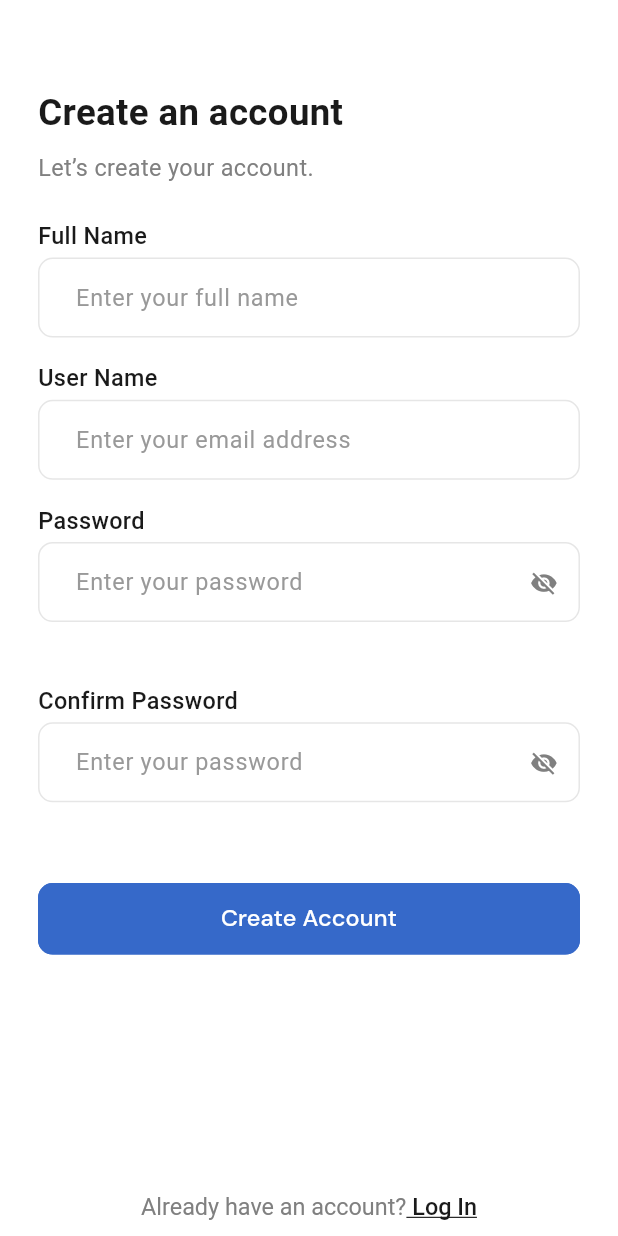
After one commit to Elhaw2003/e-commerce-app, a Flutter app: the RegisterScreen screen opened by its route, on a phone screen of 412 x 824 dp. The commit adds this screen. Run offline on Flutter 3.47's test engine with Material 3 defaults, Android fonts, the phone set to English and light mode, and no system bars; our stand-ins replace flutter_screenutil, go_router, google_fonts.

Commit message:
register screen  as design finish

```diff
--- a/lib/core/routing/app_routes.dart
+++ b/lib/core/routing/app_routes.dart
@@ -1,3 +1,4 @@
 class AppRoutes{
   static const String loginScreen = "/loginScreen";
+  static const String registerScreen = "/registerScreen";
 }
--- a/lib/core/routing/router_generation_config.dart
+++ b/lib/core/routing/router_generation_config.dart
@@ -1,5 +1,6 @@
 import 'package:e_commerce_app/core/routing/app_routes.dart';
 import 'package:e_commerce_app/features/auth/login/presentation/view/login_screen.dart';
+import 'package:e_commerce_app/features/auth/register/presentation/view/register_screen.dart';
 import 'package:go_router/go_router.dart';
 
 class RouterGenerationConfig{
@@ -11,6 +12,11 @@ class RouterGenerationConfig{
             name: AppRoutes.loginScreen,
             builder: (context, state) => const LoginScreen(),
         ),
+        GoRoute(
+            path: AppRoutes.registerScreen,
+            name: AppRoutes.registerScreen,
+            builder: (context, state) => const RegisterScreen(),
+        ),
       ]
   );
 }
--- a/lib/core/utilities/app_texts.dart
+++ b/lib/core/utilities/app_texts.dart
@@ -7,5 +7,13 @@ class AppTexts{
   static const String dontHaveAnAccount = "Don’t have an account?";
   static const String  join = " Join";
   static const String  enterYourPassword = "Enter your password";
+  static const String  fullName = "Full Name";
+  static const String  enterYourFullName = "Enter your full name";
+  static const String  confirmPassword = "Confirm Password";
+  static const String  createAccount = "Create Account";
+  static const String  createAnAccount = "Create an account";
+  static const String  letsCreateYourAccount = "Let’s create your account.";
+  static const String  logIn = " Log In";
+  static const String  alreadyHaveAnAccount = "Already have an account?";
   static const String  password = "Password";
 }
--- a/lib/core/widgets/custom_text_field_widget.dart
+++ b/lib/core/widgets/custom_text_field_widget.dart
@@ -22,7 +22,6 @@ class CustomTextFieldWidget extends StatelessWidget {
       obscureText: obscureText?? false,
       cursorColor: AppColors.primaryColor,
       decoration: InputDecoration(
-        isDense: true,
         contentPadding: EdgeInsets.symmetric(horizontal: 20.w,vertical: 15.h),
         hintText: hintText,
         hintStyle: GoogleFonts.readexPro(
--- a/lib/features/auth/login/presentation/view/login_screen.dart
+++ b/lib/features/auth/login/presentation/view/login_screen.dart
@@ -1,5 +1,7 @@
 import 'package:e_commerce_app/features/auth/login/presentation/view/widgets/login_body.dart';
 import 'package:flutter/material.dart';
+
+import '../../../../../core/utilities/app_colors.dart';
 
 class LoginScreen extends StatelessWidget {
   const LoginScreen({super.key});
@@ -7,6 +9,7 @@ class LoginScreen extends StatelessWidget {
   @override
   Widget build(BuildContext context) {
     return const Scaffold(
+      backgroundColor: AppColors.whiteColor,
       body: LoginBody(),
     );
   }
--- a/lib/features/auth/login/presentation/view/widgets/login_body.dart
+++ b/lib/features/auth/login/presentation/view/widgets/login_body.dart
@@ -9,14 +9,15 @@ import 'package:e_commerce_app/features/auth/widgets/rich_text_widget.dart';
 import 'package:e_commerce_app/features/auth/widgets/title_and_text_field_widget.dart';
 import 'package:flutter/material.dart';
 import 'package:flutter_screenutil/flutter_screenutil.dart';
-import 'package:google_fonts/google_fonts.dart';
+import 'package:go_router/go_router.dart';
 
+import '../../../../../../core/routing/app_routes.dart';
 class LoginBody extends StatefulWidget {
   const LoginBody({super.key});
   @override
   State<LoginBody> createState() => _LoginBodyState();
 }
-bool obscureText = false;
+bool obscureText = true;
 
 class _LoginBodyState extends State<LoginBody> {
   TextEditingController emailController = TextEditingController();
@@ -84,7 +85,15 @@ class _LoginBodyState extends State<LoginBody> {
               height: 50.h
           ),
           const Spacer(),
-          const Center(child: RichTextWidget(firstText: AppTexts.dontHaveAnAccount, secondText: AppTexts.join)),
+           Center(
+             child: RichTextWidget(
+              firstText: AppTexts.dontHaveAnAccount,
+              secondText: AppTexts.join,
+               onTap: (){
+                 GoRouter.of(context).pushNamed(AppRoutes.registerScreen);
+               },
+          ),
+          ),
           const HeightSpacing(height: 10)
         ],
       ),
--- /dev/null
+++ b/lib/features/auth/register/presentation/view/register_screen.dart
@@ -0,0 +1,16 @@
+import 'package:e_commerce_app/features/auth/register/presentation/view/widgets/register_body.dart';
+import 'package:flutter/material.dart';
+
+import '../../../../../core/utilities/app_colors.dart';
+
+class RegisterScreen extends StatelessWidget {
+  const RegisterScreen({super.key});
+
+  @override
+  Widget build(BuildContext context) {
+    return  const Scaffold(
+      backgroundColor: AppColors.whiteColor,
+      body: RegisterBody(),
+    );
+  }
+}
--- /dev/null
+++ b/lib/features/auth/register/presentation/view/widgets/collection_text_field_widget.dart
@@ -0,0 +1,103 @@
+import 'package:flutter/material.dart';
+import 'package:flutter_screenutil/flutter_screenutil.dart';
+
+import '../../../../../../core/text_field_validators.dart';
+import '../../../../../../core/utilities/app_colors.dart';
+import '../../../../../../core/utilities/app_texts.dart';
+import '../../../../../../core/widgets/custom_text_field_widget.dart';
+import '../../../../../../core/widgets/spacing_widget.dart';
+import '../../../../widgets/title_and_text_field_widget.dart';
+
+class CollectionTextFieldWidget extends StatelessWidget {
+  const CollectionTextFieldWidget({super.key, required this.fullNameController, required this.emailController, required this.passwordController, required this.confirmPasswordController, this.onPressedPassword, required this.obscurePassword, required this.obscureConfirmPassword, this.onPressedConfirmPassword});
+  final TextEditingController fullNameController;
+  final TextEditingController emailController;
+  final TextEditingController passwordController;
+  final TextEditingController confirmPasswordController;
+  final  void Function()? onPressedPassword;
+  final  void Function()? onPressedConfirmPassword;
+  final bool obscurePassword;
+  final bool obscureConfirmPassword;
+  @override
+  Widget build(BuildContext context) {
+    return Column(
+      children: [
+        TitleAndTextFieldWidget(
+          title: AppTexts.fullName,
+          customTextFieldWidget: CustomTextFieldWidget(
+            keyboardType: TextInputType.text,
+            hintText: AppTexts.enterYourFullName,
+            controller: fullNameController,
+            validator: (value) {
+              return MyValidators.displayNameValidator(value);
+            },
+          ),
+        ),
+        const HeightSpacing(height: 16),
+        TitleAndTextFieldWidget(
+          title: AppTexts.userName,
+          customTextFieldWidget: CustomTextFieldWidget(
+            keyboardType: TextInputType.text,
+            hintText: AppTexts.enterYourEmailAddress,
+            controller: emailController,
+            validator: (value) {
+              return MyValidators.emailValidator(value);
+            },
+          ),
+        ),
+        const HeightSpacing(height: 16),
+        TitleAndTextFieldWidget(
+          title: AppTexts.password,
+          customTextFieldWidget: CustomTextFieldWidget(
+            obscureText: obscurePassword,
+            suffixIcon: IconButton(
+                onPressed: onPressedPassword,
+                icon: obscurePassword
+                    ? Icon(
+                  Icons.visibility_off,
+                  size: 19.sp,
+                  color: AppColors.greyColor,
+                )
+                    : Icon(
+                  Icons.visibility,
+                  size: 19.sp,
+                  color: AppColors.primaryColor,
+                )),
+            keyboardType: TextInputType.text,
+            hintText: AppTexts.enterYourPassword,
+            controller: passwordController,
+            validator: (value) {
+              return MyValidators.passwordValidator(value);
+            },
+          ),
+        ),
+        const HeightSpacing(height: 42),
+        TitleAndTextFieldWidget(
+          title: AppTexts.confirmPassword,
+          customTextFieldWidget: CustomTextFieldWidget(
+            obscureText: obscureConfirmPassword,
+            suffixIcon: IconButton(
+                onPressed: onPressedConfirmPassword,
+                icon: obscureConfirmPassword
+                    ? Icon(
+                  Icons.visibility_off,
+                  size: 19.sp,
+                  color: AppColors.greyColor,
+                )
+                    : Icon(
+                  Icons.visibility,
+                  size: 19.sp,
+                  color: AppColors.primaryColor,
+                )),
+            keyboardType: TextInputType.text,
+            hintText: AppTexts.enterYourPassword,
+            controller: confirmPasswordController,
+            validator: (value) {
+              return MyValidators.repeatPasswordValidator(password: passwordController.text, value: value);
+            },
+          ),
+        ),
+      ]
+    );
+  }
+}
--- /dev/null
+++ b/lib/features/auth/register/presentation/view/widgets/register_body.dart
@@ -0,0 +1,100 @@
+import 'package:e_commerce_app/core/text_field_validators.dart';
+import 'package:e_commerce_app/core/utilities/app_colors.dart';
+import 'package:e_commerce_app/core/utilities/app_text_style.dart';
+import 'package:e_commerce_app/core/utilities/app_texts.dart';
+import 'package:e_commerce_app/core/widgets/custom_button_widget.dart';
+import 'package:e_commerce_app/core/widgets/custom_text_field_widget.dart';
+import 'package:e_commerce_app/core/widgets/spacing_widget.dart';
+import 'package:e_commerce_app/features/auth/register/presentation/view/widgets/collection_text_field_widget.dart';
+import 'package:e_commerce_app/features/auth/widgets/rich_text_widget.dart';
+import 'package:e_commerce_app/features/auth/widgets/title_and_text_field_widget.dart';
+import 'package:flutter/material.dart';
+import 'package:flutter_screenutil/flutter_screenutil.dart';
+import 'package:go_router/go_router.dart';
+
+import '../../../../../../core/routing/app_routes.dart';
+
+class RegisterBody extends StatefulWidget {
+  const RegisterBody({super.key});
+  @override
+  State<RegisterBody> createState() => _RegisterBodyState();
+}
+class _RegisterBodyState extends State<RegisterBody> {
+  bool obscurePassword = true;
+  bool obscureConfirmPassword = true;
+  TextEditingController emailController = TextEditingController();
+  TextEditingController passwordController = TextEditingController();
+  TextEditingController fullNameController = TextEditingController();
+  TextEditingController confirmPasswordController = TextEditingController();
+  @override
+  Widget build(BuildContext context) {
+    return Padding(
+      padding: EdgeInsets.symmetric(horizontal: 24.w),
+      child: SingleChildScrollView(
+        child: ConstrainedBox(
+          constraints: BoxConstraints(
+            minHeight: MediaQuery.of(context).size.height,
+          ),
+          child: IntrinsicHeight(
+            child: Column(
+              crossAxisAlignment: CrossAxisAlignment.start,
+              children: [
+                const HeightSpacing(height: 59),
+                SizedBox(
+                  width: 335.w,
+                  child: Text(
+                    AppTexts.createAnAccount,
+                    style: AppTextStyle.headLineStyle,
+                  ),
+                ),
+                const HeightSpacing(height: 8),
+                Text(
+                  AppTexts.letsCreateYourAccount,
+                  style: AppTextStyle.subTitleStyle,
+                ),
+                const HeightSpacing(height: 24),
+                CollectionTextFieldWidget(
+                    fullNameController: fullNameController,
+                    emailController: emailController,
+                    passwordController: passwordController,
+                    confirmPasswordController: confirmPasswordController,
+                    obscurePassword: obscurePassword,
+                    obscureConfirmPassword: obscureConfirmPassword,
+                  onPressedPassword: (){
+                      setState(() {
+                        obscurePassword = !obscurePassword;
+                      });
+                  },
+                  onPressedConfirmPassword: (){
+                      setState(() {
+                        obscureConfirmPassword = !obscureConfirmPassword;
+                      });
+                  },
+                ),
+                const HeightSpacing(height: 55),
+                CustomButtonWidget(
+                    title: AppTexts.createAccount,
+                    titleColor: AppColors.whiteColor,
+                    buttonColor: AppColors.primaryColor,
+                    borderColor: AppColors.primaryColor,
+                    width: MediaQuery.of(context).size.width,
+                    height: 50.h),
+                const Spacer(),
+                Center(
+                  child: RichTextWidget(
+                    firstText: AppTexts.alreadyHaveAnAccount,
+                    secondText: AppTexts.logIn,
+                    onTap: () {
+                      GoRouter.of(context).pop();
+                    },
+                  ),
+                ),
+                const HeightSpacing(height: 10)
+              ],
+            ),
+          ),
+        ),
+      ),
+    );
+  }
+}
--- a/lib/features/auth/widgets/rich_text_widget.dart
+++ b/lib/features/auth/widgets/rich_text_widget.dart
@@ -1,14 +1,13 @@
+import 'package:flutter/gestures.dart';
 import 'package:flutter/material.dart';
 import 'package:flutter_screenutil/flutter_screenutil.dart';
 import 'package:google_fonts/google_fonts.dart';
-
 import '../../../core/utilities/app_colors.dart';
-import '../../../core/utilities/app_texts.dart';
-
 class RichTextWidget extends StatelessWidget {
-  const RichTextWidget({super.key, required this.firstText, required this.secondText});
+  const RichTextWidget({super.key, required this.firstText, required this.secondText, this.onTap});
   final String firstText;
   final String secondText;
+  final void Function()? onTap;
   @override
   Widget build(BuildContext context) {
     return RichText(
@@ -28,6 +27,8 @@ class RichTextWidget extends StatelessWidget {
                   color: AppColors.blackColor,
                   decoration: TextDecoration.underline
               ),
+              recognizer: TapGestureRecognizer()
+                ..onTap = onTap
             )
           ]
       ),
```
